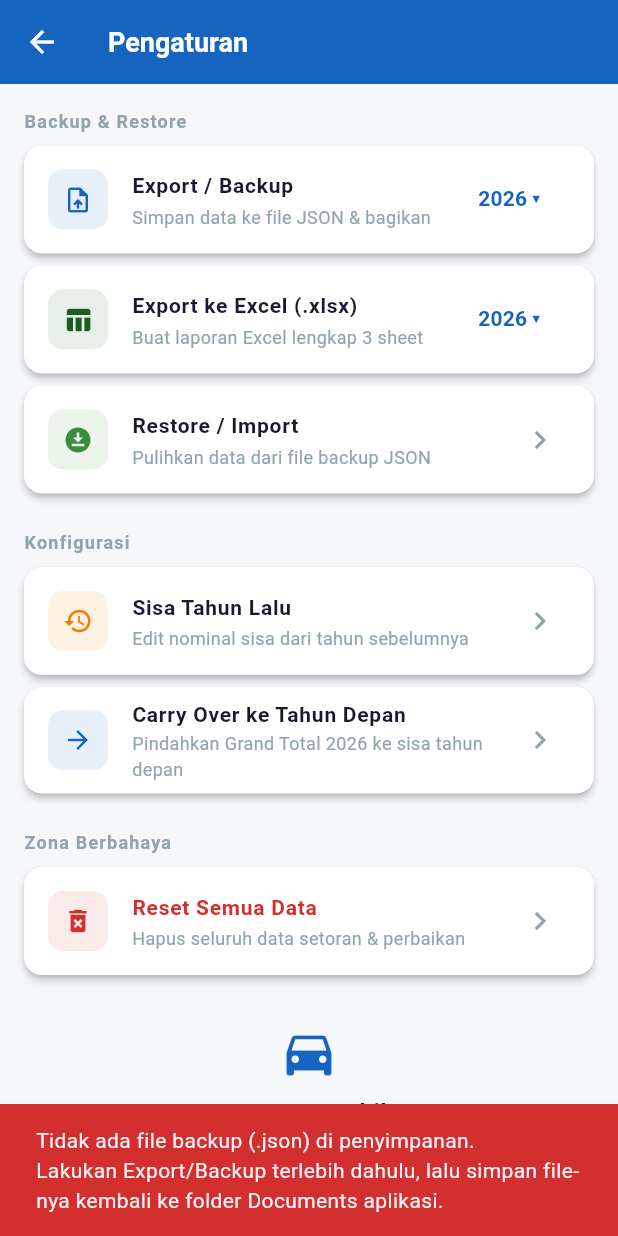
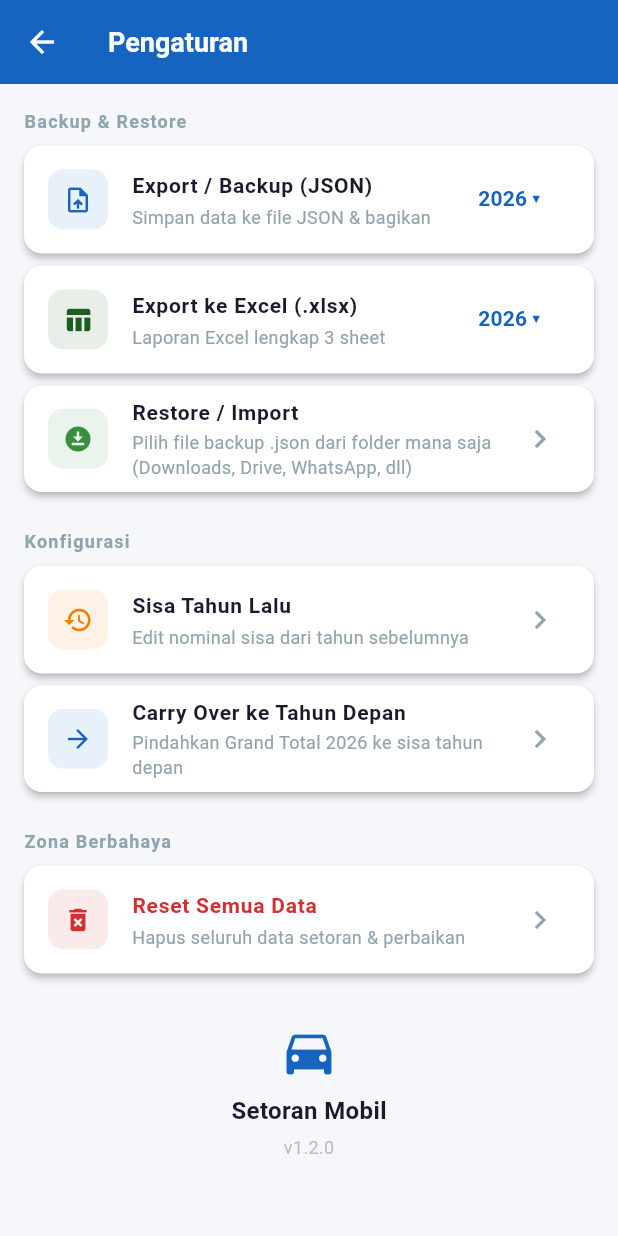
Before and after one commit to redovarin09/setoran_mobil, a Flutter app: the PengaturanScreen screen opened directly, after a tap on "Restore / Import", on a phone screen of 412 x 824 dp. Run offline on Flutter 3.47's test engine with Material 3 defaults, Android fonts, the phone set to English and light mode, and no system bars; our stand-ins replace file_picker, fl_chart, share_plus, sqflite; missing offline and left inert: excel; accounts and stored records are empty.

Commit message:
fix: buka kunci tanggal input, restore dari folder mana saja via file_picker

```diff
--- a/lib/screens/pengaturan/pengaturan_screen.dart
+++ b/lib/screens/pengaturan/pengaturan_screen.dart
@@ -1,5 +1,6 @@
 import 'dart:convert';
 import 'dart:io';
+import 'package:file_picker/file_picker.dart';
 import 'package:flutter/material.dart';
 import 'package:path_provider/path_provider.dart';
 import 'package:share_plus/share_plus.dart';
@@ -20,21 +21,23 @@ class _PengaturanScreenState extends State<PengaturanScreen> {
   int _tahun = DateTime.now().year;
   bool _loading = false;
 
-  // ─── EXPORT / BACKUP ───────────────────────────────
+  // ─── EXPORT / BACKUP JSON ──────────────────────────
 
   Future<void> _exportBackup() async {
     setState(() => _loading = true);
     try {
-      final json     = await _db.exportToJson(_tahun);
-      final jsonStr  = const JsonEncoder.withIndent('  ').convert(json);
-      final dir      = await getApplicationDocumentsDirectory();
-      final fileName = 'backup_setoran_$_tahun.json';
-      final file     = File('${dir.path}/$fileName');
+      final json    = await _db.exportToJson(_tahun);
+      final jsonStr = const JsonEncoder.withIndent('  ').convert(json);
+      final dir     = await getApplicationDocumentsDirectory();
+      final nama    = await _db.getKendaraanNama();
+      final fileName= 'backup_${nama}_$_tahun.json'
+          .replaceAll(' ', '_');
+      final file    = File('${dir.path}/$fileName');
       await file.writeAsString(jsonStr);
 
       await Share.shareXFiles(
         [XFile(file.path)],
-        text: 'Backup Setoran Mobil $_tahun',
+        text: 'Backup Setoran $_tahun',
         subject: fileName,
       );
     } catch (e) {
@@ -43,6 +46,8 @@ class _PengaturanScreenState extends State<PengaturanScreen> {
       setState(() => _loading = false);
     }
   }
+
+  // ─── EXPORT EXCEL ──────────────────────────────────
 
   Future<void> _exportExcel() async {
     setState(() => _loading = true);
@@ -55,61 +60,84 @@ class _PengaturanScreenState extends State<PengaturanScreen> {
     }
   }
 
-  // ─── RESTORE / IMPORT ──────────────────────────────
+  // ─── RESTORE — PILIH FILE DARI MANA SAJA ───────────
 
   Future<void> _restoreBackup() async {
-    // Cari file backup di Documents
-    final dir = await getApplicationDocumentsDirectory();
-    final files = dir
-        .listSync()
-        .whereType<File>()
-        .where((f) => f.path.endsWith('.json'))
-        .toList()
-      ..sort((a, b) => b.path.compareTo(a.path));
+    try {
+      // Buka file picker — user bisa pilih dari Downloads,
+      // Drive, WhatsApp, folder mana saja
+      final result = await FilePicker.platform.pickFiles(
+        type: FileType.custom,
+        allowedExtensions: ['json'],
+        dialogTitle: 'Pilih file backup (.json)',
+      );
 
-    if (files.isEmpty) {
-      _showError(
-          'Tidak ada file backup (.json) di penyimpanan.\n'
-          'Lakukan Export/Backup terlebih dahulu, lalu simpan file-nya kembali ke folder Documents aplikasi.');
+      if (result == null || result.files.isEmpty) return;
+
+      final picked = result.files.first;
+      final path   = picked.path;
+
+      if (path == null) {
+        _showError('Tidak bisa membaca file. Coba pindahkan '
+            'file ke Downloads terlebih dahulu.');
         return;
       }
 
-    // Tampilkan daftar file backup
+      // Preview isi file sebelum restore
+      final content = await File(path).readAsString();
+      Map<String, dynamic> json;
+      try {
+        json = jsonDecode(content) as Map<String, dynamic>;
+      } catch (_) {
+        _showError('File bukan format backup yang valid.');
+        return;
+      }
+
+      // Tampilkan info backup
+      final tahunBackup = json['tahun'] ?? '?';
+      final sisaBackup  = json['sisa_tahun_lalu'] ?? 0;
+      final jmlSetoran  =
+          (json['setoran'] as List?)?.length ?? 0;
+      final jmlPerbaikan =
+          (json['perbaikan'] as List?)?.length ?? 0;
+      final exportedAt  = json['exported_at'] ?? '-';
+
       if (!mounted) return;
-    final picked = await showDialog<File>(
-      context: context,
-      builder: (_) => SimpleDialog(
-        title: const Text('Pilih File Backup'),
-        children: files.map((f) {
-          final name = f.path.split('/').last;
-          return SimpleDialogOption(
-            onPressed: () => Navigator.pop(context, f),
-            child: Row(
-              children: [
-                const Icon(Icons.file_present,
-                    color: AppColors.primary, size: 20),
-                const SizedBox(width: 8),
-                Expanded(
-                  child: Text(name,
-                      style: const TextStyle(fontSize: 13)),
-                ),
-              ],
-            ),
-          );
-        }).toList(),
-      ),
-    );
-
-    if (picked == null) return;
-
-    // Konfirmasi
       final confirm = await showDialog<bool>(
         context: context,
         builder: (_) => AlertDialog(
           title: const Text('Konfirmasi Restore'),
-        content: Text(
-          'Data tahun yang ada di backup akan menggantikan data saat ini.\n\n'
-          'File: ${picked.path.split('/').last}',
+          content: Column(
+            mainAxisSize: MainAxisSize.min,
+            crossAxisAlignment: CrossAxisAlignment.start,
+            children: [
+              _infoRow('File', picked.name),
+              _infoRow('Tahun', '$tahunBackup'),
+              _infoRow('Sisa Tahun Lalu',
+                  CurrencyFormatter.format(sisaBackup as int)),
+              _infoRow('Data Setoran', '$jmlSetoran entri'),
+              _infoRow('Data Perbaikan',
+                  '$jmlPerbaikan entri'),
+              _infoRow('Dibuat', exportedAt
+                  .toString()
+                  .substring(0, 10)),
+              const SizedBox(height: 12),
+              Container(
+                padding: const EdgeInsets.all(10),
+                decoration: BoxDecoration(
+                  color: AppColors.warningLight,
+                  borderRadius: BorderRadius.circular(8),
+                ),
+                child: const Text(
+                  '⚠️ Data tahun $tahunBackup yang ada '
+                  'saat ini akan digantikan.',
+                  style: TextStyle(
+                    fontSize: 12,
+                    color: AppColors.warning,
+                  ),
+                ),
+              ),
+            ],
           ),
           actions: [
             TextButton(
@@ -130,16 +158,33 @@ class _PengaturanScreenState extends State<PengaturanScreen> {
       if (confirm != true) return;
 
       setState(() => _loading = true);
-    try {
-      final content = await picked.readAsString();
-      final json    = jsonDecode(content) as Map<String, dynamic>;
       await _db.importFromJson(json);
-      _showSuccess('Restore berhasil!');
-    } catch (e) {
+      _showSuccess('✅ Restore berhasil!');
+    } on Exception catch (e) {
       _showError('Gagal restore: $e');
     } finally {
       setState(() => _loading = false);
     }
+  }
+
+  Widget _infoRow(String label, String value) {
+    return Padding(
+      padding: const EdgeInsets.symmetric(vertical: 3),
+      child: Row(
+        mainAxisAlignment: MainAxisAlignment.spaceBetween,
+        children: [
+          Text(label,
+              style: const TextStyle(
+                  fontSize: 12,
+                  color: AppColors.textMedium)),
+          Text(value,
+              style: const TextStyle(
+                  fontSize: 12,
+                  fontWeight: FontWeight.bold,
+                  color: AppColors.textDark)),
+        ],
+      ),
+    );
   }
 
   // ─── EDIT SISA TAHUN LALU ──────────────────────────
@@ -198,11 +243,11 @@ class _PengaturanScreenState extends State<PengaturanScreen> {
     if (result != null) {
       await _db.setSisaTahunLalu(result);
       _showSuccess(
-          'Sisa tahun lalu diupdate: ${CurrencyFormatter.format(result)}');
+          'Sisa tahun lalu: ${CurrencyFormatter.format(result)}');
     }
   }
 
-  // ─── RESET DATA ────────────────────────────────────
+  // ─── CARRY OVER ────────────────────────────────────
 
   Future<void> _carryOver() async {
     final confirm = await showDialog<bool>(
@@ -234,8 +279,10 @@ class _PengaturanScreenState extends State<PengaturanScreen> {
     await _db.carryOverKeTahunDepan(_tahun);
     setState(() => _loading = false);
     _showSuccess(
-      'Carry over berhasil! Sisa ${_tahun + 1} sudah diupdate.');
+        '✅ Carry over berhasil! Sisa ${_tahun + 1} sudah diupdate.');
   }
+
+  // ─── RESET DATA ────────────────────────────────────
 
   Future<void> _resetData() async {
     final confirm = await showDialog<bool>(
@@ -243,8 +290,9 @@ class _PengaturanScreenState extends State<PengaturanScreen> {
       builder: (_) => AlertDialog(
         title: const Text('⚠️ Reset Semua Data'),
         content: const Text(
-          'Tindakan ini akan menghapus SEMUA data setoran dan perbaikan.\n\n'
-          'Pastikan sudah melakukan backup terlebih dahulu!\n\n'
+          'Tindakan ini akan menghapus SEMUA data setoran '
+          'dan perbaikan.\n\n'
+          'Pastikan sudah backup terlebih dahulu!\n\n'
           'Tindakan ini TIDAK BISA dibatalkan.',
         ),
         actions: [
@@ -262,10 +310,8 @@ class _PengaturanScreenState extends State<PengaturanScreen> {
         ],
       ),
     );
-
     if (confirm != true) return;
 
-    // Konfirmasi kedua
     final confirm2 = await showDialog<bool>(
       context: context,
       builder: (_) => AlertDialog(
@@ -286,7 +332,6 @@ class _PengaturanScreenState extends State<PengaturanScreen> {
         ],
       ),
     );
-
     if (confirm2 != true) return;
 
     setState(() => _loading = true);
@@ -300,7 +345,7 @@ class _PengaturanScreenState extends State<PengaturanScreen> {
     ScaffoldMessenger.of(context).showSnackBar(SnackBar(
       content: Text(msg),
       backgroundColor: AppColors.danger,
-      duration: const Duration(seconds: 4),
+      duration: const Duration(seconds: 5),
     ));
   }
 
@@ -333,15 +378,9 @@ class _PengaturanScreenState extends State<PengaturanScreen> {
               _settingCard(
                 icon: Icons.upload_file,
                 iconColor: AppColors.primary,
-                title: 'Export / Backup',
+                title: 'Export / Backup (JSON)',
                 subtitle: 'Simpan data ke file JSON & bagikan',
-                trailing: TextButton(
-                  onPressed: _pilihTahunLalu,
-                  child: Text('$_tahun ▾',
-                      style: const TextStyle(
-                          color: AppColors.primary,
-                          fontWeight: FontWeight.bold)),
-                ),
+                trailing: _tahunButton(),
                 onTap: _exportBackup,
               ),
 
@@ -349,14 +388,8 @@ class _PengaturanScreenState extends State<PengaturanScreen> {
                 icon: Icons.table_chart,
                 iconColor: const Color(0xFF1B5E20),
                 title: 'Export ke Excel (.xlsx)',
-  		subtitle: 'Buat laporan Excel lengkap 3 sheet',
-  		trailing: TextButton(
-		    onPressed: _pilihTahunLalu,
-		    child: Text('$_tahun ▾',
-		        style: const TextStyle(
-		            color: AppColors.primary,
-		            fontWeight: FontWeight.bold)),
-		  ),
+                subtitle: 'Laporan Excel lengkap 3 sheet',
+                trailing: _tahunButton(),
                 onTap: _exportExcel,
               ),
 
@@ -364,7 +397,9 @@ class _PengaturanScreenState extends State<PengaturanScreen> {
                 icon: Icons.download_for_offline,
                 iconColor: AppColors.success,
                 title: 'Restore / Import',
-                subtitle: 'Pulihkan data dari file backup JSON',
+                subtitle:
+                    'Pilih file backup .json dari folder mana saja\n'
+                    '(Downloads, Drive, WhatsApp, dll)',
                 onTap: _restoreBackup,
               ),
 
@@ -386,13 +421,14 @@ class _PengaturanScreenState extends State<PengaturanScreen> {
                 icon: Icons.arrow_forward,
                 iconColor: AppColors.primary,
                 title: 'Carry Over ke Tahun Depan',
-	        subtitle: 'Pindahkan Grand Total $_tahun ke sisa tahun depan',
+                subtitle:
+                    'Pindahkan Grand Total $_tahun ke sisa tahun depan',
                 onTap: _carryOver,
               ),
 
               const SizedBox(height: 16),
 
-              // ── BAHAYA ───────────────────────────
+              // ── ZONA BERBAHAYA ───────────────────
               _sectionTitle('Zona Berbahaya'),
               const SizedBox(height: 8),
 
@@ -400,36 +436,31 @@ class _PengaturanScreenState extends State<PengaturanScreen> {
                 icon: Icons.delete_forever,
                 iconColor: AppColors.danger,
                 title: 'Reset Semua Data',
-                subtitle: 'Hapus seluruh data setoran & perbaikan',
+                subtitle:
+                    'Hapus seluruh data setoran & perbaikan',
                 titleColor: AppColors.danger,
                 onTap: _resetData,
               ),
 
               const SizedBox(height: 24),
 
-              // Info versi
               Center(
                 child: Column(
                   children: [
                     const Icon(Icons.directions_car,
                         size: 40, color: AppColors.primary),
                     const SizedBox(height: 8),
-                    const Text(
-                      'Setoran Mobil',
+                    const Text('Setoran Mobil',
                         style: TextStyle(
                           fontWeight: FontWeight.bold,
                           color: AppColors.textDark,
                           fontSize: 16,
-                      ),
-                    ),
+                        )),
                     const SizedBox(height: 4),
-                    Text(
-                      'v1.0.0',
+                    Text('v1.2.0',
                         style: TextStyle(
                             color: Colors.grey[400],
-                        fontSize: 12,
-                      ),
-                    ),
+                            fontSize: 12)),
                   ],
                 ),
               ),
@@ -463,6 +494,16 @@ class _PengaturanScreenState extends State<PengaturanScreen> {
     );
   }
 
+  Widget _tahunButton() {
+    return TextButton(
+      onPressed: _pilihTahun,
+      child: Text('$_tahun ▾',
+          style: const TextStyle(
+              color: AppColors.primary,
+              fontWeight: FontWeight.bold)),
+    );
+  }
+
   Widget _sectionTitle(String title) {
     return Text(
       title,
@@ -493,7 +534,7 @@ class _PengaturanScreenState extends State<PengaturanScreen> {
         leading: Container(
           width: 40, height: 40,
           decoration: BoxDecoration(
-            color: iconColor.withOpacity(0.1),
+            color: iconColor.withValues(alpha: 0.1),
             borderRadius: BorderRadius.circular(10),
           ),
           child: Icon(icon, color: iconColor, size: 20),
@@ -514,11 +555,11 @@ class _PengaturanScreenState extends State<PengaturanScreen> {
     );
   }
 
-  Future<void> _pilihTahunLalu() async {
+  Future<void> _pilihTahun() async {
     final picked = await showDialog<int>(
       context: context,
       builder: (_) => SimpleDialog(
-        title: const Text('Pilih Tahun Export'),
+        title: const Text('Pilih Tahun'),
         children: [2024, 2025, 2026, 2027].map((y) {
           return SimpleDialogOption(
             onPressed: () => Navigator.pop(context, y),
--- a/lib/screens/setoran/input_setoran_sheet.dart
+++ b/lib/screens/setoran/input_setoran_sheet.dart
@@ -194,7 +194,6 @@ class _InputSetoranSheetState extends State<InputSetoranSheet> {
                     initialDate: _tanggal,
                     firstDate: DateTime(widget.tahun, widget.bulan, 1),
                     lastDate: DateTime(widget.tahun, widget.bulan + 1, 0),
-		    sundayOnly: true,
                     onChanged: (dt) => setState(() => _tanggal = dt),
                   ),
 
--- a/pubspec.yaml
+++ b/pubspec.yaml
@@ -15,6 +15,7 @@ dependencies:
   path_provider: ^2.1.3
   share_plus: ^9.0.0
   fl_chart: ^0.68.0
+  file_picker: ^8.0.0+1
   excel: ^4.0.6
   cupertino_icons: ^1.0.6
 
```
Lines whose indentation alone changed are shown as unchanged.
